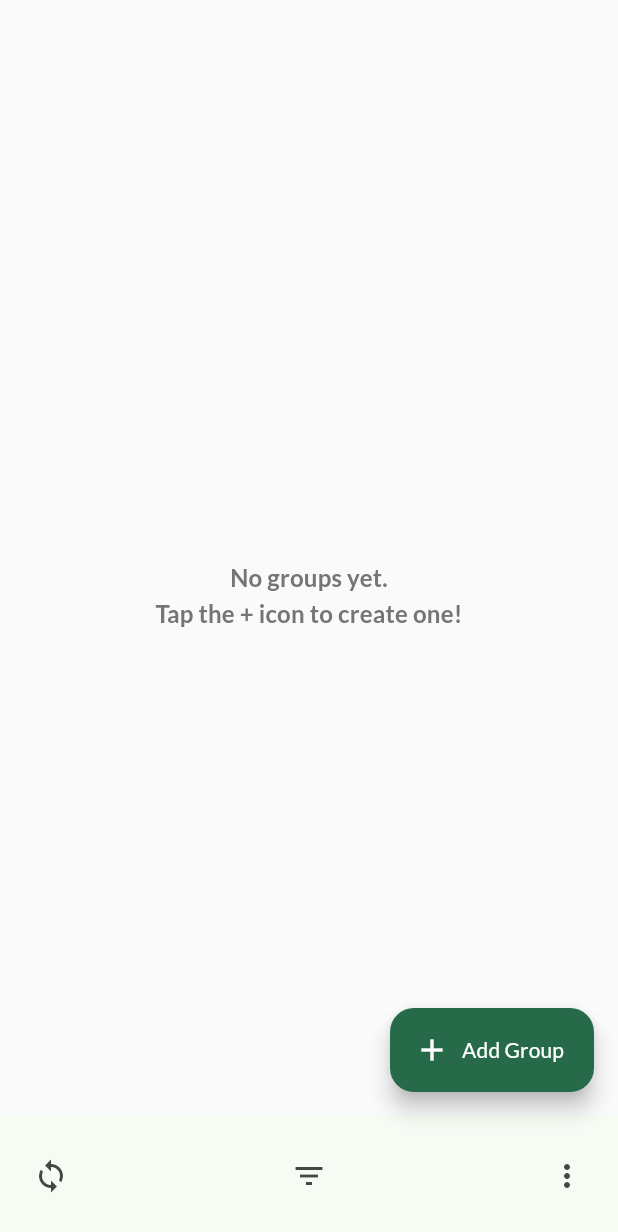
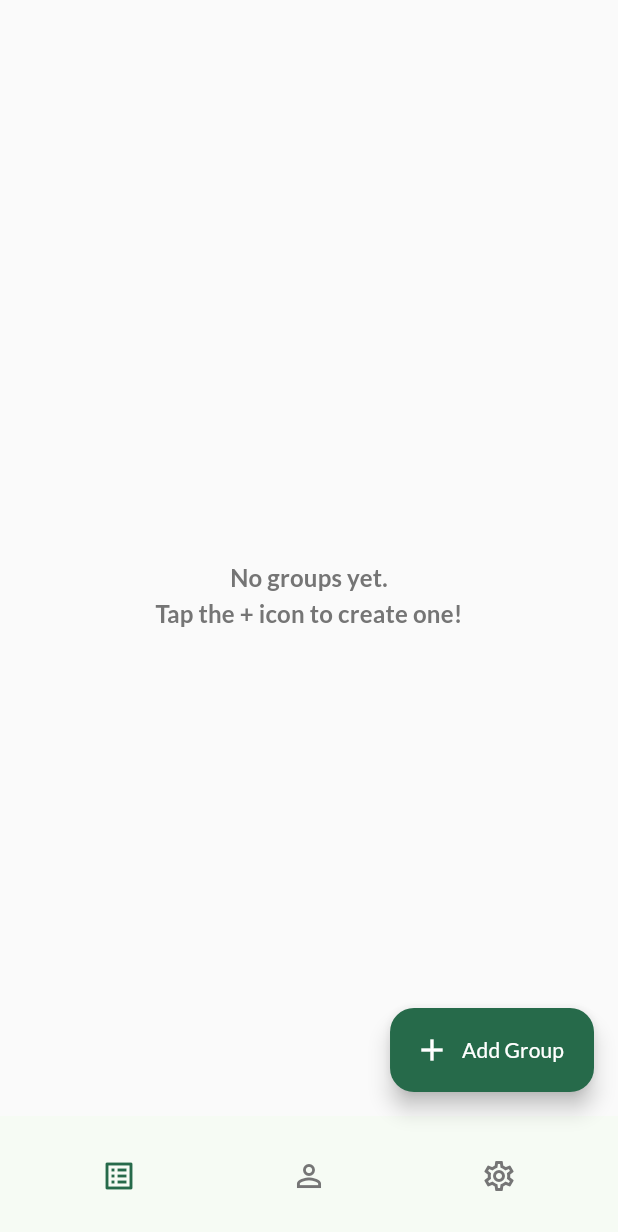
Before and after one commit to DonnerMarcel/Crossplatform_Project, a Flutter app: the GroupListScreen screen opened directly, on a phone screen of 412 x 824 dp. Shown: the top 1232 px of the screen. Run offline on Flutter 3.47's test engine with Material 3 defaults, Android fonts, the phone set to English and light mode, and no system bars; our stand-ins replace cloud_firestore, firebase_auth, firebase_core, flutter_riverpod, google_fonts, google_mobile_ads and 3 more; accounts and stored records are empty; network calls fail.

Commit message:
new profile screen and adjusted navbar

```diff
--- a/lib/screens/group_list_screen.dart
+++ b/lib/screens/group_list_screen.dart
@@ -1,20 +1,17 @@
 import 'dart:io';
-
 import 'package:flutter/material.dart';
-import 'package:flutter_application_2/services/firestore_service.dart';
 import 'package:flutter_riverpod/flutter_riverpod.dart';
 import 'package:shared_preferences/shared_preferences.dart';
 import 'package:google_mobile_ads/google_mobile_ads.dart';
 
-// Assuming these imports are correct for your project structure
+import '../services/firestore_service.dart';
 import '../providers.dart';
-import '../data/dummy_data.dart';
 import '../models/models.dart';
-import 'main_screen.dart'; // Import MainScreen for navigation
-import 'add_group_screen.dart'; // Import the new screen
-import '../widgets/group_list/group_list_item.dart'; // Import the list item widget
+import '../widgets/group_list/group_list_item.dart';
+import 'add_group_screen.dart';
+import 'main_screen.dart';
+import 'user_profile_screen.dart';
 
-// Change StatefulWidget to ConsumerStatefulWidget
 class GroupListScreen extends ConsumerStatefulWidget {
   const GroupListScreen({super.key});
 
@@ -22,10 +19,13 @@ class GroupListScreen extends ConsumerStatefulWidget {
   ConsumerState<GroupListScreen> createState() => _GroupListScreenState();
 }
 
-// Change State to ConsumerState
 class _GroupListScreenState extends ConsumerState<GroupListScreen> {
   final FirestoreService firestoreService = FirestoreService();
   User? currentUser;
+  int _selectedIndex = 0;
+
+  BannerAd? _bannerAd;
+  bool _isAdLoaded = false;
 
   @override
   void initState() {
@@ -49,9 +49,6 @@ class _GroupListScreenState extends ConsumerState<GroupListScreen> {
     return prefs.getString('userId');
   }
 
-  BannerAd? _bannerAd;
-  bool _isAdLoaded = false;
-
   void _loadBannerAd() {
     _bannerAd = BannerAd(
       adUnitId: Platform.isAndroid
@@ -73,23 +70,6 @@ class _GroupListScreenState extends ConsumerState<GroupListScreen> {
     )..load();
   }
 
-  @override
-  void dispose() {
-    _bannerAd?.dispose();
-    super.dispose();
-  }
-
-  // --- Navigation Logic ---
-  void _navigateToGroup(PaymentGroup group) {
-    Navigator.push(
-      context,
-      MaterialPageRoute(
-        builder: (context) => MainScreen(groupId: group.id),
-      ),
-    );
-  }
-
-  // --- MODIFIED: Navigate to Add Group Screen ---
   void _addGroup() {
     Navigator.push(
       context,
@@ -97,33 +77,77 @@ class _GroupListScreenState extends ConsumerState<GroupListScreen> {
     );
   }
 
-  // --- Placeholder Actions --- (remain the same for now)
-  void _onSync() {
-    ScaffoldMessenger.of(context)
-        .showSnackBar(const SnackBar(content: Text('Placeholder: Sync Action')));
+  void _onItemTapped(int index) {
+    setState(() {
+      _selectedIndex = index;
+    });
   }
 
-  void _onFilter() {
-    ScaffoldMessenger.of(context).showSnackBar(
-        const SnackBar(content: Text('Placeholder: Filter Action')));
+  Widget _buildNavItem(IconData icon, IconData activeIcon, String label, int index) {
+    final bool isSelected = _selectedIndex == index;
+    final Color? itemColor = isSelected
+        ? Theme.of(context).colorScheme.primary
+        : Colors.grey[600];
+
+    return Padding(
+      padding: const EdgeInsets.symmetric(horizontal: 8.0),
+      child: IconButton(
+        icon: Icon(isSelected ? activeIcon : icon),
+        color: itemColor,
+        tooltip: label,
+        onPressed: () => _onItemTapped(index),
+      ),
+    );
   }
 
-  void _onSettings() {
-    ScaffoldMessenger.of(context).showSnackBar(
-        const SnackBar(content: Text('Placeholder: Options/Settings Action')));
+  @override
+  void dispose() {
+    _bannerAd?.dispose();
+    super.dispose();
   }
 
   @override
   Widget build(BuildContext context) {
+    final List<Widget> pages = [
+      _buildGroupListPage(),
+      const UserProfileScreen(),
+      const SettingsPlaceholderScreen(),
+    ];
+
+    return Scaffold(
+      body: pages[_selectedIndex],
+      floatingActionButton: _selectedIndex == 0
+          ? FloatingActionButton.extended(
+        onPressed: _addGroup,
+        tooltip: 'Create a new group',
+        icon: const Icon(Icons.add),
+        label: const Text('Add Group'),
+      )
+          : null,
+      bottomNavigationBar: BottomAppBar(
+        color: Theme.of(context).bottomAppBarTheme.color ?? Colors.white,
+        elevation: Theme.of(context).bottomAppBarTheme.elevation ?? 2,
+        child: Row(
+          mainAxisAlignment: MainAxisAlignment.spaceAround,
+          children: <Widget>[
+            _buildNavItem(Icons.list_alt_outlined, Icons.list_alt, 'Groups', 0),
+            _buildNavItem(Icons.person_outline, Icons.person, 'Profile', 1),
+            _buildNavItem(Icons.settings_outlined, Icons.settings, 'Settings', 2), // <-- Added
+          ],
+        ),
+      ),
+    );
+  }
+
+
+
+  Widget _buildGroupListPage() {
     final List<PaymentGroup> groupsToShow = ref.watch(groupServiceProvider);
     final theme = Theme.of(context);
 
-    return Scaffold(
-      // No AppBar
-      body: SafeArea( // <--- SafeArea ADDED HERE
-        child: Column( // <--- Column is now child of SafeArea
+    return SafeArea(
+      child: Column(
         children: [
-            // --- Ad Section ---
           if (_isAdLoaded && _bannerAd != null)
             Container(
               width: _bannerAd!.size.width.toDouble(),
@@ -133,8 +157,6 @@ class _GroupListScreenState extends ConsumerState<GroupListScreen> {
             )
           else
             const SizedBox(height: 50),
-
-            // --- Group List ---
           Expanded(
             child: groupsToShow.isEmpty
                 ? Center(
@@ -143,59 +165,41 @@ class _GroupListScreenState extends ConsumerState<GroupListScreen> {
                 child: Text(
                   'No groups yet.\nTap the + icon to create one!',
                   textAlign: TextAlign.center,
-                        style: theme.textTheme.titleMedium
-                            ?.copyWith(color: Colors.grey[600]),
+                  style: theme.textTheme.titleMedium?.copyWith(color: Colors.grey[600]),
                 ),
-                    ))
+              ),
+            )
                 : ListView.builder(
-                      padding: const EdgeInsets.symmetric(
-                          horizontal: 16.0, vertical: 8.0),
+              padding: const EdgeInsets.symmetric(horizontal: 16.0, vertical: 8.0),
               itemCount: groupsToShow.length,
               itemBuilder: (context, index) {
                 final group = groupsToShow[index];
-
                 return GroupListItem(
                   group: group,
                   currentUser: currentUser!,
-                          onTap: () => _navigateToGroup(group),
+                  onTap: () {
+                    Navigator.push(
+                      context,
+                      MaterialPageRoute(builder: (context) => MainScreen(groupId: group.id)),
+                    );
+                  },
                 );
               },
             ),
           ),
         ],
       ),
-      ), // <--- End of SafeArea
-      floatingActionButton: FloatingActionButton.extended(
-        onPressed: _addGroup,
-        tooltip: 'Create a new group',
-        icon: const Icon(Icons.add),
-        label: const Text('Add Group'),
-      ),
-      bottomNavigationBar: BottomAppBar(
-        shape: const CircularNotchedRectangle(),
-        notchMargin: 6.0,
-        padding: const EdgeInsets.symmetric(horizontal: 10.0),
-        child: Row(
-          mainAxisAlignment: MainAxisAlignment.spaceBetween,
-          children: <Widget>[
-            IconButton(
-                icon: const Icon(Icons.sync),
-                onPressed: _onSync,
-                tooltip: 'Sync'),
-            IconButton(
-                icon: const Icon(Icons.filter_list),
-                onPressed: _onFilter,
-                tooltip: 'Filter'),
-            // SizedBox needed for spacing with centerDocked FAB
-            // Adjust width if needed
-            // const SizedBox(width: 40),
-            IconButton(
-                icon: const Icon(Icons.more_vert),
-                onPressed: _onSettings,
-                tooltip: 'Options'),
-          ],
-        ),
-      ),
     );
   }
 }
+
+class SettingsPlaceholderScreen extends StatelessWidget {
+  const SettingsPlaceholderScreen({super.key});
+
+  @override
+  Widget build(BuildContext context) {
+    return const Scaffold(
+      body: Center(child: Text("Settings screen (placeholder)")),
+    );
+  }
+}
--- a/lib/screens/login_screen.dart
+++ b/lib/screens/login_screen.dart
@@ -35,6 +35,7 @@ class _LoginScreenState extends State<LoginScreen> {
       // Save UserID locally
       final prefs = await SharedPreferences.getInstance();
       await prefs.setString('userId', credentials.user!.uid);
+      await prefs.setString('userEmail', credentials.user!.email ?? '');
 
       Navigator.pushReplacement(
         context,
--- a/pubspec.yaml
+++ b/pubspec.yaml
@@ -21,6 +21,7 @@ dependencies:
   flutter_native_splash: ^2.4.6
   shared_preferences: ^2.5.3
   google_mobile_ads: ^5.3.1
+  image_picker: ^1.0.4
 
 dev_dependencies:
   flutter_test:
```
Also changed, not shown: lib/screens/user_profile_screen.dart (added, +152 -0 lines), assets/icons/avatar_placeholder.png (added). Lines whose indentation alone changed are shown as unchanged.
